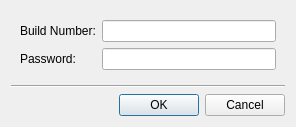
Before: the Qt Designer form client/libclient/src/ui/dialogs/build_number_dialog.ui in networkoptix/nx_open, drawn with Qt 5.
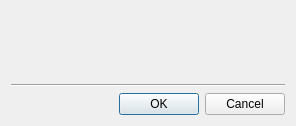
After: the same form once the commit is applied. Custom widgets are drawn as their Qt base class.

Commit message:
VMS-3480: Update Tab redesign
Build Number dialog redesign.

<==== Mercurial data ====>
Branch: dev_3.0.0_gui

The edit to the form file:
```diff
--- a/client/libclient/src/ui/dialogs/build_number_dialog.ui
+++ b/client/libclient/src/ui/dialogs/build_number_dialog.ui
@@ -22,33 +22,12 @@
   <layout class="QVBoxLayout" name="verticalLayout">
    <item>
     <widget class="QWidget" name="widget" native="true">
-     <layout class="QFormLayout" name="formLayout">
-      <item row="0" column="0">
-       <widget class="QLabel" name="buildNumberLabel">
-        <property name="text">
-         <string>Build Number:</string>
-        </property>
-       </widget>
+     <layout class="QVBoxLayout" name="verticalLayout_2">
+      <item>
+       <widget class="QnInputField" name="buildNumberInputField" native="true"/>
       </item>
-      <item row="0" column="1">
-       <widget class="QLineEdit" name="buildNumberEdit">
-        <property name="inputMask">
-         <string>99990</string>
-        </property>
-        <property name="maxLength">
-         <number>5</number>
-        </property>
-       </widget>
-      </item>
-      <item row="1" column="0">
-       <widget class="QLabel" name="passwordLabel">
-        <property name="text">
-         <string>Password:</string>
-        </property>
-       </widget>
-      </item>
-      <item row="1" column="1">
-       <widget class="QLineEdit" name="passwordEdit"/>
+      <item>
+       <widget class="QnInputField" name="passwordInputField" native="true"/>
       </item>
      </layout>
     </widget>
@@ -85,6 +64,14 @@
    </item>
   </layout>
  </widget>
+ <customwidgets>
+  <customwidget>
+   <class>QnInputField</class>
+   <extends>QWidget</extends>
+   <header location="global">ui/widgets/common/input_field.h</header>
+   <container>1</container>
+  </customwidget>
+ </customwidgets>
  <tabstops>
   <tabstop>buttonBox</tabstop>
  </tabstops>
```
Left out of the diff: 2 changed lines with no effect on the pictures. The commit also changes 4 other files.
